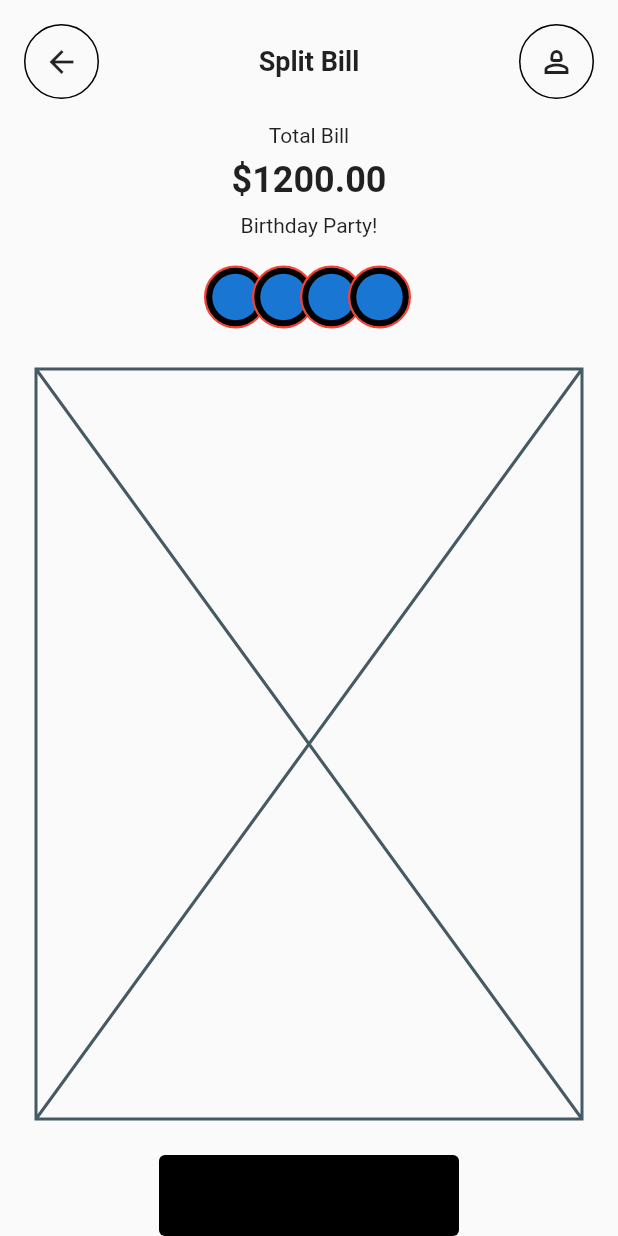
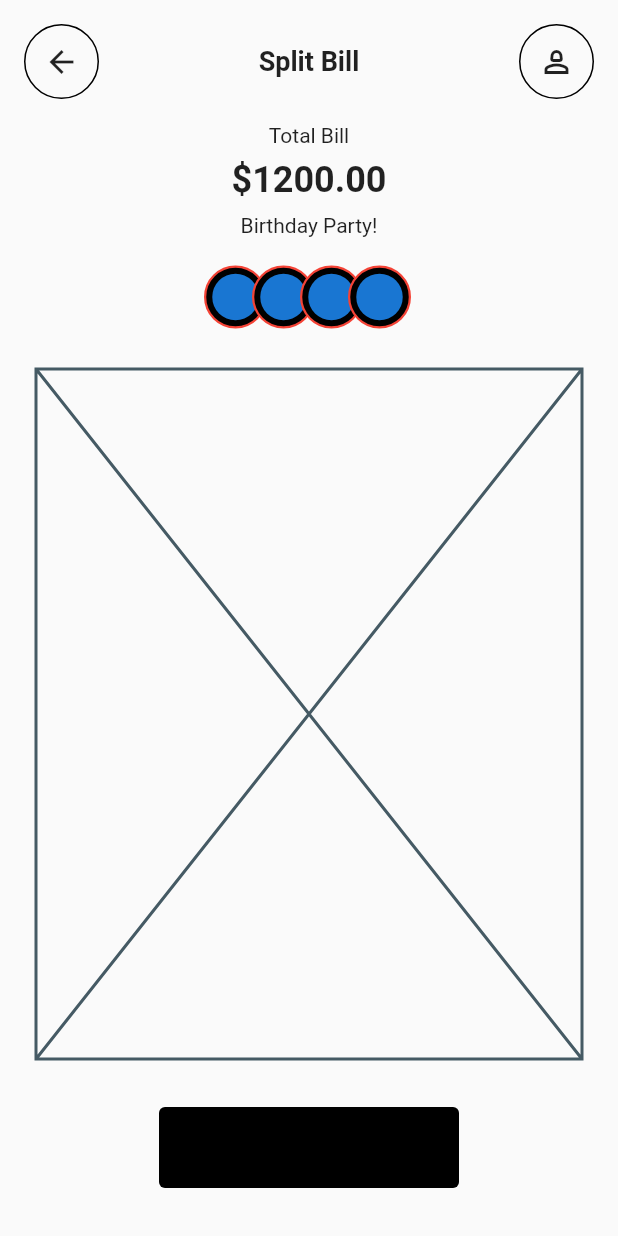
Before and after one commit to JAICHANGPARK/flutter_notebook_chapter_31, a Flutter app: the SplitBillPage screen opened directly, on a phone screen of 412 x 824 dp. Run offline on Flutter 3.47's test engine with Material 2 defaults, Android fonts, the phone set to English and light mode, and no system bars; our stand-ins replace percent_indicator.

Commit message:
Update split_bill_page.dart

```diff
--- a/lib/ep1591_split_bill_app/view/split_bill_page.dart
+++ b/lib/ep1591_split_bill_app/view/split_bill_page.dart
@@ -161,7 +161,7 @@ class _SplitBillPageState extends State<SplitBillPage> {
                 color: Colors.black,
                 borderRadius: BorderRadius.circular(4)
               ),
-
+              margin: EdgeInsets.only(bottom: 32, top: 8),
             )
           ],
         ),
```
